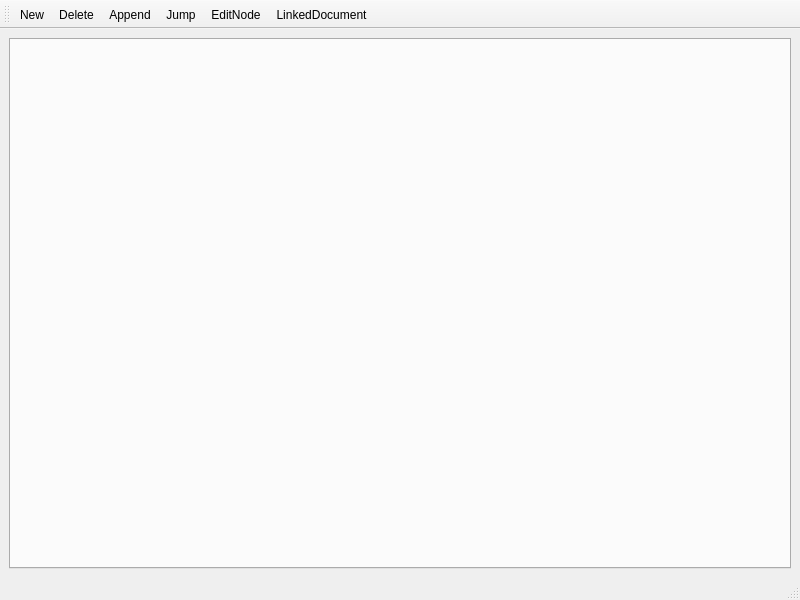
Before: the Qt Designer form mainwindow.ui in YtxCash/YTX, drawn with Qt 5.
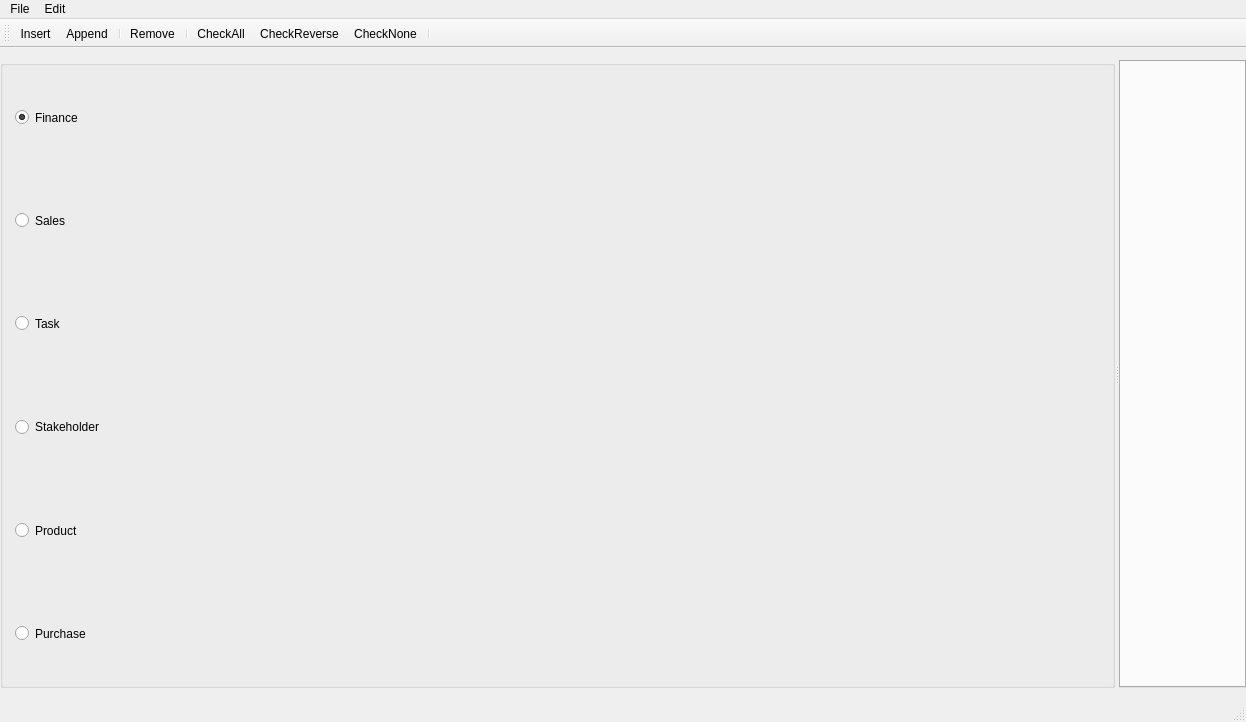
After: the same form once the commit is applied.

```diff
--- a/mainwindow.ui
+++ b/mainwindow.ui
@@ -6,17 +6,161 @@
    <rect>
     <x>0</x>
     <y>0</y>
-    <width>800</width>
-    <height>600</height>
+    <width>1246</width>
+    <height>722</height>
    </rect>
   </property>
   <property name="windowTitle">
-   <string>MainWindow New</string>
+   <string/>
   </property>
   <widget class="QWidget" name="centralwidget">
+   <property name="sizePolicy">
+    <sizepolicy hsizetype="Expanding" vsizetype="Preferred">
+     <horstretch>0</horstretch>
+     <verstretch>0</verstretch>
+    </sizepolicy>
+   </property>
    <layout class="QGridLayout" name="gridLayout">
+    <property name="leftMargin">
+     <number>0</number>
+    </property>
+    <property name="topMargin">
+     <number>12</number>
+    </property>
+    <property name="rightMargin">
+     <number>0</number>
+    </property>
+    <property name="bottomMargin">
+     <number>12</number>
+    </property>
+    <property name="spacing">
+     <number>8</number>
+    </property>
     <item row="0" column="0">
-     <widget class="QTabWidget" name="tabWidget"/>
+     <widget class="QSplitter" name="splitter">
+      <property name="sizePolicy">
+       <sizepolicy hsizetype="Preferred" vsizetype="Preferred">
+        <horstretch>0</horstretch>
+        <verstretch>0</verstretch>
+       </sizepolicy>
+      </property>
+      <property name="orientation">
+       <enum>Qt::Horizontal</enum>
+      </property>
+      <widget class="QGroupBox" name="groupBox">
+       <property name="sizePolicy">
+        <sizepolicy hsizetype="Fixed" vsizetype="Preferred">
+         <horstretch>0</horstretch>
+         <verstretch>0</verstretch>
+        </sizepolicy>
+       </property>
+       <property name="title">
+        <string/>
+       </property>
+       <layout class="QVBoxLayout" name="verticalLayout">
+        <property name="spacing">
+         <number>0</number>
+        </property>
+        <property name="leftMargin">
+         <number>12</number>
+        </property>
+        <property name="topMargin">
+         <number>0</number>
+        </property>
+        <property name="rightMargin">
+         <number>12</number>
+        </property>
+        <property name="bottomMargin">
+         <number>0</number>
+        </property>
+        <item>
+         <widget class="QRadioButton" name="rBtnFinance">
+          <property name="sizePolicy">
+           <sizepolicy hsizetype="Minimum" vsizetype="Preferred">
+            <horstretch>0</horstretch>
+            <verstretch>0</verstretch>
+           </sizepolicy>
+          </property>
+          <property name="text">
+           <string>Finance</string>
+          </property>
+          <property name="checkable">
+           <bool>true</bool>
+          </property>
+          <property name="checked">
+           <bool>true</bool>
+          </property>
+         </widget>
+        </item>
+        <item>
+         <widget class="QRadioButton" name="rBtnSales">
+          <property name="sizePolicy">
+           <sizepolicy hsizetype="Minimum" vsizetype="Preferred">
+            <horstretch>0</horstretch>
+            <verstretch>0</verstretch>
+           </sizepolicy>
+          </property>
+          <property name="text">
+           <string>Sales</string>
+          </property>
+         </widget>
+        </item>
+        <item>
+         <widget class="QRadioButton" name="rBtnTask">
+          <property name="sizePolicy">
+           <sizepolicy hsizetype="Minimum" vsizetype="Preferred">
+            <horstretch>0</horstretch>
+            <verstretch>0</verstretch>
+           </sizepolicy>
+          </property>
+          <property name="text">
+           <string>Task</string>
+          </property>
+         </widget>
+        </item>
+        <item>
+         <widget class="QRadioButton" name="rBtnStakeholder">
+          <property name="sizePolicy">
+           <sizepolicy hsizetype="Minimum" vsizetype="Preferred">
+            <horstretch>0</horstretch>
+            <verstretch>0</verstretch>
+           </sizepolicy>
+          </property>
+          <property name="text">
+           <string>Stakeholder</string>
+          </property>
+         </widget>
+        </item>
+        <item>
+         <widget class="QRadioButton" name="rBtnProduct">
+          <property name="sizePolicy">
+           <sizepolicy hsizetype="Minimum" vsizetype="Preferred">
+            <horstretch>0</horstretch>
+            <verstretch>0</verstretch>
+           </sizepolicy>
+          </property>
+          <property name="text">
+           <string>Product</string>
+          </property>
+         </widget>
+        </item>
+        <item>
+         <widget class="QRadioButton" name="rBtnPurchase">
+          <property name="sizePolicy">
+           <sizepolicy hsizetype="Minimum" vsizetype="Preferred">
+            <horstretch>0</horstretch>
+            <verstretch>0</verstretch>
+           </sizepolicy>
+          </property>
+          <property name="text">
+           <string>Purchase</string>
+          </property>
+         </widget>
+        </item>
+       </layout>
+      </widget>
+      <widget class="QTabWidget" name="tabWidget"/>
+     </widget>
     </item>
    </layout>
   </widget>
@@ -25,10 +169,47 @@
     <rect>
      <x>0</x>
      <y>0</y>
-     <width>800</width>
+     <width>1246</width>
      <height>24</height>
     </rect>
    </property>
+   <widget class="QMenu" name="menuFile">
+    <property name="title">
+     <string>File</string>
+    </property>
+    <widget class="QMenu" name="menuRecent">
+     <property name="title">
+      <string>Recent Files</string>
+     </property>
+    </widget>
+    <addaction name="actionAbout"/>
+    <addaction name="separator"/>
+    <addaction name="actionNew"/>
+    <addaction name="actionOpen"/>
+    <addaction name="menuRecent"/>
+    <addaction name="separator"/>
+    <addaction name="actionPreferences"/>
+   </widget>
+   <widget class="QMenu" name="menuEdit">
+    <property name="title">
+     <string>Edit</string>
+    </property>
+    <addaction name="actionInsert"/>
+    <addaction name="actionAppend"/>
+    <addaction name="separator"/>
+    <addaction name="actionNode"/>
+    <addaction name="actionTransport"/>
+    <addaction name="actionDocument"/>
+    <addaction name="separator"/>
+    <addaction name="actionRemove"/>
+    <addaction name="separator"/>
+    <addaction name="actionJump"/>
+    <addaction name="actionLocate"/>
+    <addaction name="actionSearch"/>
+    <addaction name="separator"/>
+   </widget>
+   <addaction name="menuFile"/>
+   <addaction name="menuEdit"/>
   </widget>
   <widget class="QStatusBar" name="statusbar"/>
   <widget class="QToolBar" name="toolBar">
@@ -41,33 +222,39 @@
    <attribute name="toolBarBreak">
     <bool>false</bool>
    </attribute>
-   <addaction name="actionNew"/>
-   <addaction name="actionDelete"/>
+   <addaction name="actionInsert"/>
    <addaction name="actionAppend"/>
-   <addaction name="actionJump"/>
-   <addaction name="actionEditNode"/>
-   <addaction name="actionLinkedDocument"/>
+   <addaction name="separator"/>
+   <addaction name="actionRemove"/>
+   <addaction name="separator"/>
+   <addaction name="actionCheckAll"/>
+   <addaction name="actionCheckReverse"/>
+   <addaction name="actionCheckNone"/>
+   <addaction name="separator"/>
   </widget>
-  <action name="actionNew">
+  <action name="actionInsert">
    <property name="text">
-    <string>New</string>
+    <string>Insert</string>
+   </property>
+   <property name="toolTip">
+    <string>Insert</string>
    </property>
    <property name="shortcut">
     <string>Ctrl+N</string>
    </property>
   </action>
-  <action name="actionDelete">
+  <action name="actionRemove">
    <property name="text">
-    <string>Delete</string>
-   </property>
-   <property name="shortcut">
-    <string>Backspace</string>
+    <string>Remove</string>
    </property>
   </action>
   <action name="actionAppend">
    <property name="text">
     <string>Append</string>
    </property>
+   <property name="shortcut">
+    <string>Ctrl+P</string>
+   </property>
   </action>
   <action name="actionJump">
    <property name="text">
@@ -80,20 +267,140 @@
     <string>Ctrl+J</string>
    </property>
   </action>
-  <action name="actionEditNode">
+  <action name="actionNode">
    <property name="text">
-    <string>EditNode</string>
+    <string>Node</string>
+   </property>
+   <property name="toolTip">
+    <string>Edit Node</string>
    </property>
    <property name="shortcut">
     <string>Ctrl+E</string>
    </property>
   </action>
-  <action name="actionLinkedDocument">
+  <action name="actionSearch">
    <property name="text">
-    <string>LinkedDocument</string>
+    <string>Search</string>
+   </property>
+   <property name="shortcut">
+    <string>Ctrl+F</string>
+   </property>
+  </action>
+  <action name="actionPreferences">
+   <property name="text">
+    <string>Preferences...</string>
+   </property>
+   <property name="shortcut">
+    <string>Ctrl+,</string>
+   </property>
+   <property name="menuRole">
+    <enum>QAction::PreferencesRole</enum>
+   </property>
+  </action>
+  <action name="actionAbout">
+   <property name="text">
+    <string>About YTX</string>
+   </property>
+   <property name="toolTip">
+    <string>About YTX</string>
+   </property>
+   <property name="menuRole">
+    <enum>QAction::AboutRole</enum>
+   </property>
+  </action>
+  <action name="actionNew">
+   <property name="text">
+    <string>New...</string>
+   </property>
+   <property name="shortcut">
+    <string>Ctrl+Alt+N</string>
+   </property>
+   <property name="menuRole">
+    <enum>QAction::NoRole</enum>
+   </property>
+  </action>
+  <action name="actionOpen">
+   <property name="text">
+    <string>Open...</string>
+   </property>
+   <property name="shortcut">
+    <string>Ctrl+O</string>
+   </property>
+   <property name="menuRole">
+    <enum>QAction::NoRole</enum>
+   </property>
+  </action>
+  <action name="actionClearMenu">
+   <property name="text">
+    <string>Clear Menu</string>
+   </property>
+  </action>
+  <action name="actionSeparator">
+   <property name="text">
+    <string>Separator</string>
+   </property>
+  </action>
+  <action name="actionCheckAll">
+   <property name="text">
+    <string>CheckAll</string>
+   </property>
+   <property name="menuRole">
+    <enum>QAction::NoRole</enum>
+   </property>
+  </action>
+  <action name="actionCheckNone">
+   <property name="text">
+    <string>CheckNone</string>
+   </property>
+   <property name="menuRole">
+    <enum>QAction::NoRole</enum>
+   </property>
+  </action>
+  <action name="actionCheckReverse">
+   <property name="text">
+    <string>CheckReverse</string>
+   </property>
+   <property name="menuRole">
+    <enum>QAction::NoRole</enum>
+   </property>
+  </action>
+  <action name="actionLocate">
+   <property name="text">
+    <string>Locate</string>
+   </property>
+   <property name="toolTip">
+    <string>Locate</string>
+   </property>
+   <property name="shortcut">
+    <string>Alt+J</string>
+   </property>
+  </action>
+  <action name="actionDocument">
+   <property name="text">
+    <string>Document</string>
+   </property>
+   <property name="toolTip">
+    <string>Edit Document</string>
    </property>
    <property name="shortcut">
     <string>Alt+D</string>
+   </property>
+   <property name="menuRole">
+    <enum>QAction::NoRole</enum>
+   </property>
+  </action>
+  <action name="actionTransport">
+   <property name="text">
+    <string>Transport</string>
+   </property>
+   <property name="toolTip">
+    <string>Edit Transport</string>
+   </property>
+   <property name="shortcut">
+    <string>Alt+T</string>
+   </property>
+   <property name="menuRole">
+    <enum>QAction::NoRole</enum>
    </property>
   </action>
  </widget>
```
